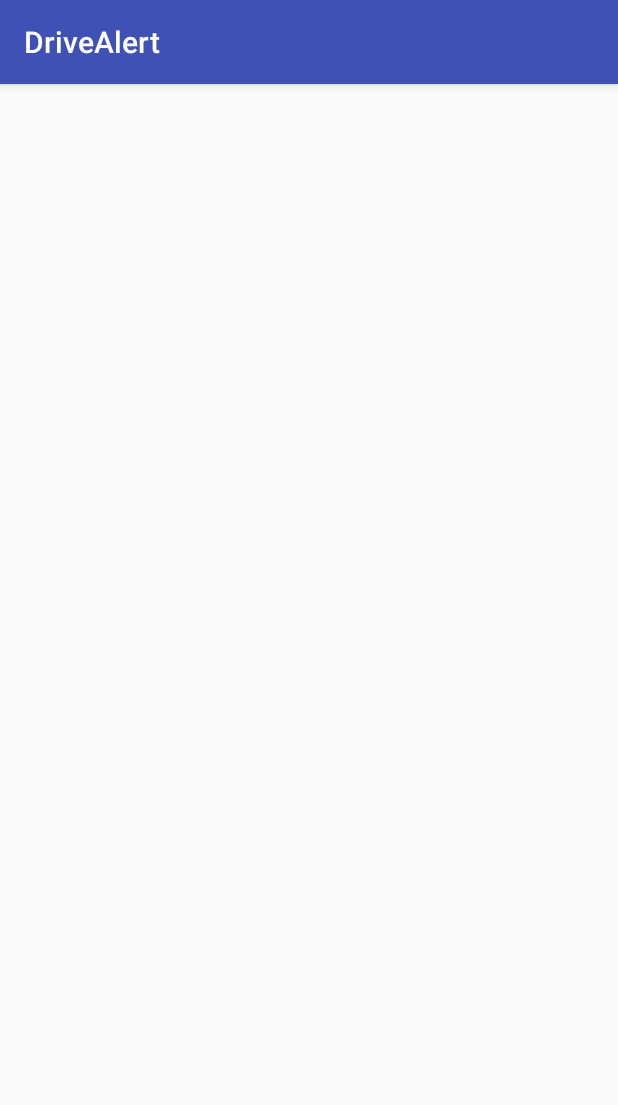
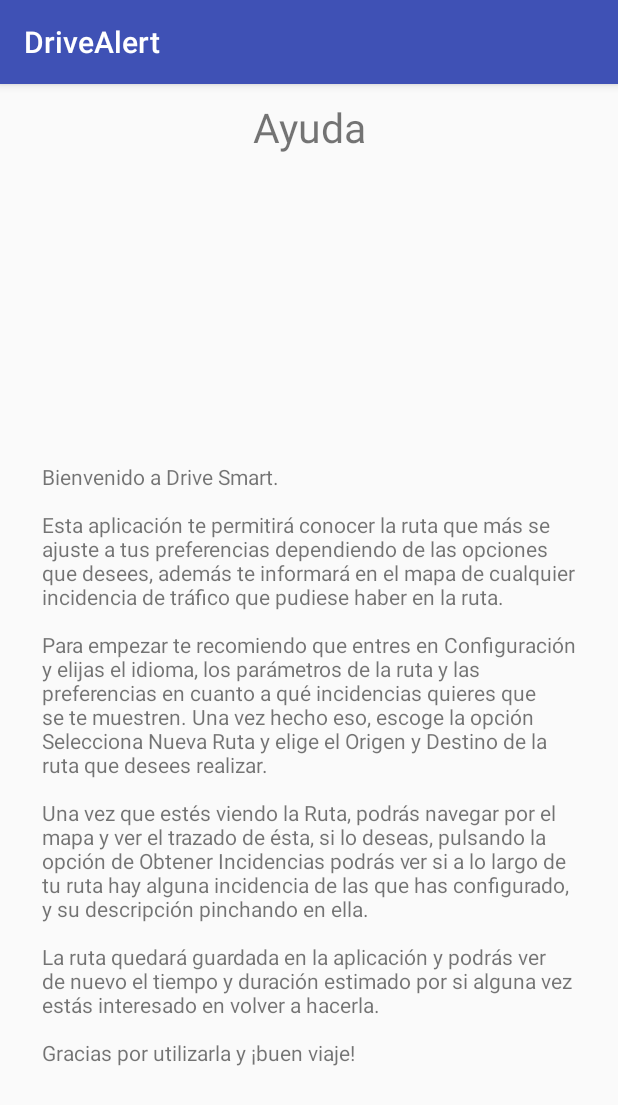
Before and after one commit to FLegaza/DriveAlert1, an Android app: the ViewAyuda screen opened directly, with no data from a screen before it, on a phone screen of 412 x 824 dp. Shown: the top 1105 px of the screen. Run offline under Robolectric (Android 15) with nearby library versions, the phone set to English and light mode, and no system bars.

Commit message:
Activity de Ayuda

```diff
--- a/app/src/main/java/view/MainActivity.java
+++ b/app/src/main/java/view/MainActivity.java
@@ -27,7 +27,7 @@ public class MainActivity extends AppCompatActivity {
     public ImageButton ibtnAyuda;
     // private static final String NOMBRE_BASE_DATOS = "DriveAlertBD.db";
     // private static final int VERSION_ACTUAL = 1;
-   // SQLiteDatabase db;
+    // SQLiteDatabase db;
 
     @Override
     protected void onCreate(Bundle savedInstanceState) {
@@ -89,10 +89,11 @@ public class MainActivity extends AppCompatActivity {
             }
         });
 
-        // Prueba para mostrar Toast en la Ayuda
+        // Abrir Activity de Ayuda
         ibtnAyuda.setOnClickListener(new View.OnClickListener() {
             public void onClick(View v)  {
-                Toast.makeText(getBaseContext(), "No hay ayuda!" , Toast.LENGTH_SHORT).show();
+                Intent i = new Intent(MainActivity.this, ViewAyuda.class);
+                startActivity(i);
             }
         });
 
--- a/app/src/main/res/layout/activity_help.xml
+++ b/app/src/main/res/layout/activity_help.xml
@@ -6,4 +6,29 @@
     android:layout_height="match_parent"
     tools:context="view.ViewAyuda">
 
+    <TextView
+        android:id="@+id/tvHelp"
+        android:layout_width="wrap_content"
+        android:layout_height="wrap_content"
+        android:text="@string/ayuda"
+        android:textSize="27sp"
+        app:layout_constraintBottom_toBottomOf="parent"
+        app:layout_constraintLeft_toLeftOf="parent"
+        app:layout_constraintRight_toRightOf="parent"
+        app:layout_constraintTop_toTopOf="parent"
+        app:layout_constraintVertical_bias="0.014" />
+
+    <TextView
+        android:id="@+id/tvHelpDescription"
+        android:layout_width="357dp"
+        android:layout_height="441dp"
+        android:text="@string/ayudadescripcion"
+        android:textSize="14sp"
+        app:layout_constraintBottom_toBottomOf="parent"
+        app:layout_constraintLeft_toLeftOf="parent"
+        app:layout_constraintRight_toRightOf="parent"
+        app:layout_constraintTop_toTopOf="parent"
+        app:layout_constraintVertical_bias="0.771"
+        app:layout_constraintHorizontal_bias="0.518" />
+
 </android.support.constraint.ConstraintLayout>
--- a/app/src/main/res/values/strings.xml
+++ b/app/src/main/res/values/strings.xml
@@ -20,6 +20,7 @@
 
     <!-- STRINGS PARA EL ACTIVITY DE MOSTRAR RUTA -->
     <string name="obtInci">Obtener Incidencias</string>
+    <string name="description">Descripción de la incidencia pulsada</string>
 
     <!-- STRINGS PARA EL ACTIVITY DE SELECCIONAR LOS PARÁMETROS -->
     <string name="param">Parámetros</string>
@@ -51,6 +52,27 @@
     <string name="idioma">Idiomas</string>
     <string name="configInc">Activar Incidencias</string>
 
-    <string name="description">Descripción de la incidencia pulsada</string>
+    <!-- STRINGS PARA EL ACTIVITY DE AYUDA -->
+    <string name="ayuda">Ayuda</string>
+    <string name="ayudadescripcion">
+        Bienvenido a Drive Smart.
+
+        \n\nEsta aplicación te permitirá conocer la ruta que más se ajuste a tus preferencias dependiendo de
+        las opciones que desees, además te informará en el mapa de cualquier incidencia de tráfico que pudiese haber en la ruta.
+
+        \n\nPara empezar te recomiendo que entres en Configuración y elijas el idioma, los parámetros de la ruta y las preferencias
+        en cuanto a qué incidencias quieres que se te muestren. Una vez hecho eso, escoge la opción Selecciona Nueva Ruta
+        y elige el Origen y Destino de la ruta que desees realizar.
+
+        \n\nUna vez que estés viendo la Ruta, podrás navegar por el mapa y ver el trazado de ésta, si lo deseas,
+        pulsando la opción de Obtener Incidencias podrás ver si a lo largo de tu ruta hay alguna incidencia de las que
+        has configurado, y su descripción pinchando en ella.
+
+        \n\nLa ruta quedará guardada en la aplicación y podrás ver de nuevo el tiempo y duración estimado
+        por si alguna vez estás interesado en volver a hacerla.
+
+        \n\nGracias por utilizarla y ¡buen viaje!
+    </string>
+
 
 </resources>
```
Also changed, not shown: 1 other file.
